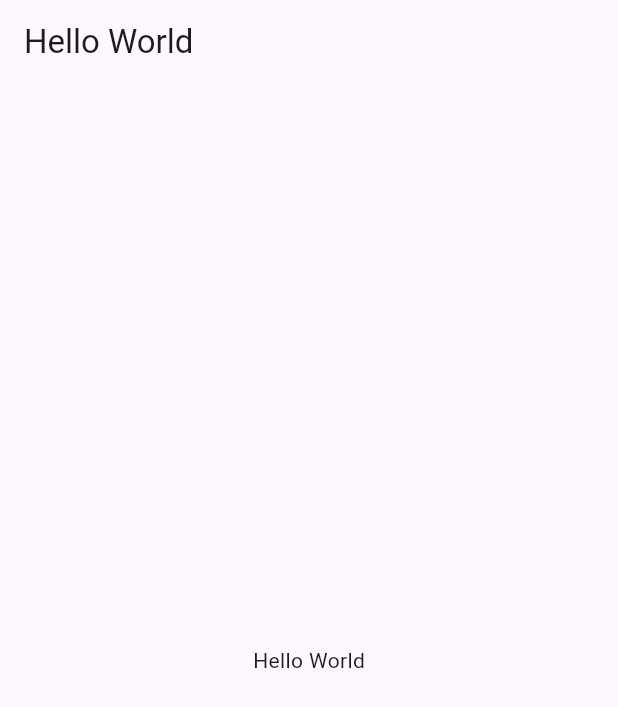
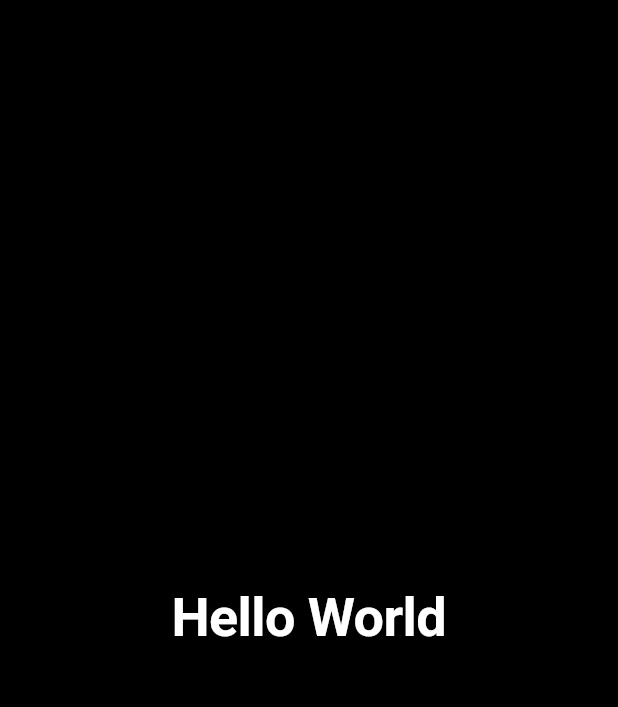
Before and after one commit to var-rishabh/tata_voip, a Flutter app: the screen it shows after launch, on a phone screen of 412 x 824 dp. Shown: the top 707 px of the screen. Run offline on Flutter 3.47's test engine with Material 3 defaults, Android fonts, the phone set to English and light mode, and no system bars.

Commit message:
Init Setup

```diff
--- a/lib/main.dart
+++ b/lib/main.dart
@@ -1,25 +1,13 @@
-import "package:flutter/material.dart";
+import 'package:flutter/cupertino.dart';
+
+import 'screens/home.dart';
 
 void main() {
   runApp(
-    const MyApp(),
+    const CupertinoApp(
+      debugShowCheckedModeBanner: false,
+      theme: CupertinoThemeData(brightness: Brightness.dark),
+      home: Home(),
+    ),
   );
 }
-
-class MyApp extends StatelessWidget {
-  const MyApp({super.key});
-
-  @override
-  Widget build(BuildContext context) {
-    return MaterialApp(
-      home: Scaffold(
-        appBar: AppBar(
-          title: const Text("Hello World"),
-        ),
-        body: const Center(
-          child: Text("Hello World"),
-        ),
-      ),
-    );
-  }
-}
--- /dev/null
+++ b/lib/screens/home.dart
@@ -0,0 +1,22 @@
+import 'package:flutter/cupertino.dart';
+
+class Home extends StatefulWidget {
+  const Home({super.key});
+
+  @override
+  State<Home> createState() => _HomeState();
+}
+
+class _HomeState extends State<Home> {
+  @override
+  Widget build(BuildContext context) {
+    return const CupertinoPageScaffold(
+      child: Center(
+        child: Text(
+          'Hello World',
+          style: TextStyle(fontSize: 36, fontWeight: FontWeight.bold),
+        ),
+      ),
+    );
+  }
+}
--- a/pubspec.yaml
+++ b/pubspec.yaml
@@ -9,6 +9,7 @@ environment:
 dependencies:
   flutter:
     sdk: flutter
+  permission_handler: ^11.3.1
   provider: ^6.1.2
 
 dev_dependencies:
```
Also changed, not shown: lib/helper/method_channel.dart (added), 3 other files.
